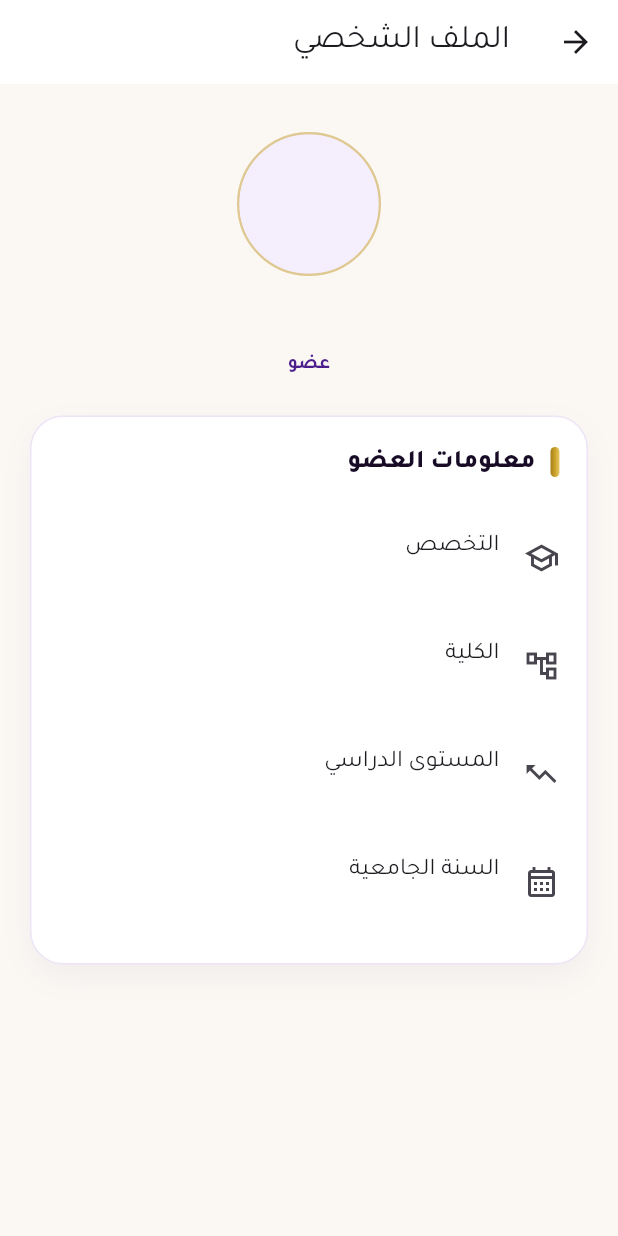
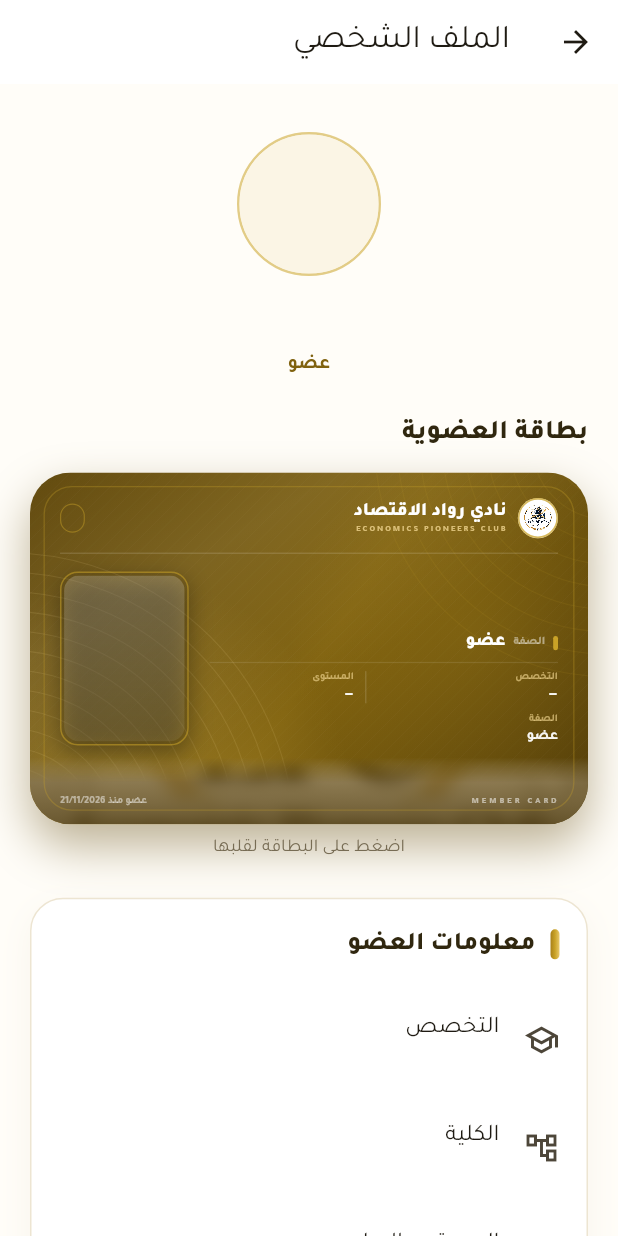
Before and after one commit to aitecomp/epc_app, a Flutter app: the ChatMemberProfile screen opened directly with empty values, on a phone screen of 412 x 824 dp. Run offline on Flutter 3.47's test engine with Material 3 defaults, Android fonts, the phone set to English and light mode, and no system bars; our stand-ins replace audioplayers, firebase_core, firebase_messaging, flutter_local_notifications, image_picker, qr_flutter and 3 more; missing offline and left inert: record; accounts and stored records are empty.

Commit message:
Apply gold and white identity and public member cards

```diff
--- a/lib/core/notifications.dart
+++ b/lib/core/notifications.dart
@@ -82,7 +82,7 @@ class Notifications {
           enableVibration: true,
           vibrationPattern: Int64List.fromList(const [0, 500, 220, 500]),
           styleInformation: const BigTextStyleInformation(''),
-          color: const Color(0xFF4B1E8C),
+          color: const Color(0xFF80620F),
           ticker: 'نادي رواد الاقتصاد',
         ),
         iOS: const DarwinNotificationDetails(
@@ -110,7 +110,7 @@ class Notifications {
       autoCancel: false,
       additionalFlags: Int32List.fromList(const [4]),
       actions: const [AndroidNotificationAction('stop_alarm', 'إيقاف المنبّه', cancelNotification: true)],
-      color: const Color(0xFF4B1E8C),
+      color: const Color(0xFF80620F),
     ),
     iOS: const DarwinNotificationDetails(presentAlert: true, presentSound: true),
   );
--- a/lib/core/theme.dart
+++ b/lib/core/theme.dart
@@ -3,21 +3,21 @@ import 'package:flutter/services.dart';
 
 /// ── هوية نادي رواد الاقتصاد ─────────────────────────────────────────────
 class AppColors {
-  static const ink = Color(0xFF170B26);
-  static const plum = Color(0xFF2A0A4E);
-  static const purple = Color(0xFF4B1E8C);
-  static const violet = Color(0xFF7B3FE4);
+  static const ink = Color(0xFF30270F);
+  static const plum = Color(0xFF73530B);
+  static const purple = Color(0xFF80620F);
+  static const violet = Color(0xFFA67D16);
   static const gold = Color(0xFFC9A227);
   static const goldSoft = Color(0xFFEBD08A);
-  static const cream = Color(0xFFFBF8F4);
-  static const muted = Color(0xFF6F6280);
-  static const line = Color(0xFFEDE4F7);
-  static const softViolet = Color(0xFFF4EEFD);
+  static const cream = Color(0xFFFFFDF8);
+  static const muted = Color(0xFF776C54);
+  static const line = Color(0xFFEDE5D2);
+  static const softViolet = Color(0xFFFBF5E5);
 
   static const headerGradient = LinearGradient(
     begin: Alignment.topRight,
     end: Alignment.bottomLeft,
-    colors: [Color(0xFF2A0A4E), Color(0xFF4B1E8C), Color(0xFF6D28D9)],
+    colors: [Color(0xFF73530B), Color(0xFF80620F), Color(0xFF8D6B10)],
   );
 
   static const goldGradient = LinearGradient(
--- a/lib/screens/chat_member_profile.dart
+++ b/lib/screens/chat_member_profile.dart
@@ -23,10 +23,18 @@ class ChatMemberProfile extends StatelessWidget {
         Text(member.role, textAlign: TextAlign.center,
             style: const TextStyle(fontSize: 13, color: AppColors.purple, fontWeight: FontWeight.w700)),
         const SizedBox(height: 24),
+        const Text('بطاقة العضوية', style: TextStyle(fontSize: 18, fontWeight: FontWeight.w800, color: AppColors.ink)),
+        const SizedBox(height: 12),
+        MemberCardFlip(member: member, publicView: true),
+        const SizedBox(height: 8),
+        const Text('اضغط على البطاقة لقلبها', textAlign: TextAlign.center, style: TextStyle(color: AppColors.muted, fontSize: 12)),
+        const SizedBox(height: 24),
         SectionCard(title: 'معلومات العضو', child: Column(children: [
           ListTile(contentPadding: EdgeInsets.zero, leading: const Icon(Icons.school_outlined), title: const Text('التخصص'), subtitle: Text(member.displaySpecialization)),
           ListTile(contentPadding: EdgeInsets.zero, leading: const Icon(Icons.account_tree_outlined), title: const Text('الكلية'), subtitle: Text(member.branch)),
           ListTile(contentPadding: EdgeInsets.zero, leading: const Icon(Icons.trending_up), title: const Text('المستوى الدراسي'), subtitle: Text(member.level)),
+          ListTile(contentPadding: EdgeInsets.zero, leading: const Icon(Icons.badge_outlined), title: const Text('الصفة'), subtitle: Text(member.role)),
+          ListTile(contentPadding: EdgeInsets.zero, leading: const Icon(Icons.calendar_today_outlined), title: const Text('تاريخ الانضمام'), subtitle: Text(member.joinedLabel)),
           ListTile(contentPadding: EdgeInsets.zero, leading: const Icon(Icons.calendar_month_outlined), title: const Text('السنة الجامعية'), subtitle: Text(member.year)),
         ])),
       ]),
--- a/lib/screens/chat_screen.dart
+++ b/lib/screens/chat_screen.dart
@@ -196,9 +196,9 @@ class _ChatScreenState extends State<ChatScreen> {
       constraints: BoxConstraints(maxWidth: maxBubble),
       padding: const EdgeInsets.fromLTRB(12, 9, 12, 8),
       decoration: BoxDecoration(
-        color: own ? const Color(0xFFF1EAFE) : Colors.white,
+        color: own ? const Color(0xFFFFF8E8) : Colors.white,
         borderRadius: BorderRadius.only(topLeft: const Radius.circular(18), topRight: const Radius.circular(18), bottomLeft: Radius.circular(own ? 6 : 18), bottomRight: Radius.circular(own ? 18 : 6)),
-        border: Border.all(color: own ? const Color(0xFFE6D9F7) : const Color(0xFFECE8EF)),
+        border: Border.all(color: own ? const Color(0xFFEADCB9) : const Color(0xFFF0EADB)),
       ),
       child: Column(crossAxisAlignment: CrossAxisAlignment.start, mainAxisSize: MainAxisSize.min, children: [
         if (!own) Padding(padding: const EdgeInsets.only(bottom: 3), child: Text(m['authorName'] as String? ?? 'عضو', style: const TextStyle(color: AppColors.purple, fontWeight: FontWeight.w700, fontSize: 11))),
@@ -300,7 +300,7 @@ class _VideoPreviewState extends State<_VideoPreview> {
   @override Widget build(BuildContext context) => SizedBox(width: 260, height: 160, child: InkWell(
     onTap: () => Navigator.push(context, MaterialPageRoute(builder: (_) => _VideoScreen(url: widget.url))),
     child: Stack(fit: StackFit.expand, alignment: Alignment.center, children: [
-      Container(color: const Color(0xFF221836)),
+      Container(color: const Color(0xFF403311)),
       FutureBuilder<void>(future: loading, builder: (context, snapshot) {
         if (snapshot.connectionState != ConnectionState.done || snapshot.hasError) return const SizedBox.shrink();
         return FittedBox(fit: BoxFit.cover, clipBehavior: Clip.hardEdge, child: SizedBox(width: video.value.size.width, height: video.value.size.height, child: VideoPlayer(video)));
--- a/lib/widgets/glass_nav.dart
+++ b/lib/widgets/glass_nav.dart
@@ -52,7 +52,7 @@ class GlassNavBar extends StatelessWidget {
             filter: ImageFilter.blur(sigmaX: 18, sigmaY: 18),
             child: Container(
               decoration: BoxDecoration(
-                color: (dark ? const Color(0xFF1B0A2E) : Colors.white)
+                color: (dark ? const Color(0xFF61490D) : Colors.white)
                     .withValues(alpha: dark ? 0.72 : 0.62),
                 borderRadius: BorderRadius.circular(28),
                 border: Border.all(
@@ -169,7 +169,7 @@ class _MessengerPainter extends CustomPainter {
     final bubble=Path()..moveTo(12,1)..cubicTo(5.7,1,1,5.6,1,11.4)..cubicTo(1,14.6,2.4,17.3,4.8,19.1)..lineTo(4.8,23)..lineTo(8.6,20.9)..cubicTo(9.7,21.2,10.8,21.4,12,21.4)..cubicTo(18.3,21.4,23,17,23,11.4)..cubicTo(23,5.6,18.3,1,12,1)..close();
     canvas.drawPath(bubble,Paint()..color=color);
     final bolt=Path()..moveTo(4.6,14.7)..lineTo(10.3,8.6)..lineTo(13.5,11.7)..lineTo(19.3,8.6)..lineTo(13.7,14.8)..lineTo(10.4,11.7)..close();
-    canvas.drawPath(bolt,Paint()..color=(color==Colors.white ? const Color(0xFF4B1E8C) : Colors.white));
+    canvas.drawPath(bolt,Paint()..color=(color==Colors.white ? const Color(0xFF80620F) : Colors.white));
     canvas.restore();
   }
   @override bool shouldRepaint(covariant _MessengerPainter oldDelegate) => oldDelegate.color != color;
--- a/lib/widgets/member_card.dart
+++ b/lib/widgets/member_card.dart
@@ -10,7 +10,7 @@ import '../core/theme.dart';
 
 // ══════════════════════════════════════════════════════════════════════════
 //  بطاقة عضوية نادي رواد الاقتصاد — تصميم مرسوم بالكامل
-//  ألوان: بنفسجي عميق + ذهبي · خطوط رفيعة · تدرّج ضوئي · شعار النادي
+//  ألوان: ذهبي + أبيض · خطوط رفيعة · تدرّج ضوئي · شعار النادي
 // ══════════════════════════════════════════════════════════════════════════
 
 const Color _kGold = Color(0xFFC9A227);
@@ -18,9 +18,9 @@ const Color _kGoldSoft = Color(0xFFEBD08A);
 
 /// نمط ألوان داخلي للبطاقة
 class _C {
-  static const deep = Color(0xFF1B0A2E);
-  static const mid = Color(0xFF3F1273);
-  static const dark = Color(0xFF120620);
+  static const deep = Color(0xFF61490D);
+  static const mid = Color(0xFF80620F);
+  static const dark = Color(0xFF523D09);
   static const gold = _kGold;
   static const goldSoft = _kGoldSoft;
 }
@@ -29,11 +29,13 @@ class _C {
 class MemberCardFlip extends StatefulWidget {
   final Member member;
   final bool initiallyFlipped;
+  final bool publicView;
 
   const MemberCardFlip({
     super.key,
     required this.member,
     this.initiallyFlipped = false,
+    this.publicView = false,
   });
 
   @override
@@ -91,7 +93,7 @@ class _MemberCardFlipState extends State<MemberCardFlip>
                 ..setEntry(3, 2, 0.0016)
                 ..scaleByDouble(depth, depth, 1, 1)
                 ..rotateY(angle),
-              child: showBack ? _Back(member: widget.member) : _Front(member: widget.member),
+              child: showBack ? _Back(member: widget.member, publicView: widget.publicView) : _Front(member: widget.member, publicView: widget.publicView),
             );
           },
         ),
@@ -115,7 +117,7 @@ class _CardShell extends StatelessWidget {
         borderRadius: BorderRadius.circular(radius),
         boxShadow: [
           BoxShadow(
-            color: const Color(0xFF1B0A2E).withValues(alpha: 0.42),
+            color: const Color(0xFF61490D).withValues(alpha: 0.42),
             blurRadius: 26,
             offset: const Offset(0, 14),
           ),
@@ -185,7 +187,7 @@ class _FrostedBand extends StatelessWidget {
       child: Stack(
         fit: StackFit.expand,
         children: [
-          // الصورة مغبشة + تلوين بنفسجي + تلاشي ناعم للأعلى
+          // الصورة مغبشة + تلوين ذهبي + تلاشي ناعم للأعلى
           ShaderMask(
             blendMode: BlendMode.dstIn,
             shaderCallback: (rect) => const LinearGradient(
@@ -215,7 +217,7 @@ class _FrostedBand extends StatelessWidget {
                     gradient: LinearGradient(
                       begin: Alignment.topCenter,
                       end: Alignment.bottomCenter,
-                      colors: [Color(0x992B0B4D), Color(0xCC150722)],
+                      colors: [Color(0x99735512), Color(0xCC503A08)],
                       stops: [0.0, 1.0],
                     ),
                   ),
@@ -257,12 +259,12 @@ class _DecorPainter extends CustomPainter {
       glow,
     );
 
-    // هالة بنفسجية فاتحة (يسار سفلي)
+    // هالة ذهبية فاتحة (يسار سفلي)
     final glow2 = Paint()
       ..shader = RadialGradient(
         colors: [
-          const Color(0xFF8B4BF0).withValues(alpha: 0.30),
-          const Color(0xFF8B4BF0).withValues(alpha: 0.0),
+          const Color(0xFFD8B957).withValues(alpha: 0.30),
+          const Color(0xFFD8B957).withValues(alpha: 0.0),
         ],
       ).createShader(
         Rect.fromCircle(
@@ -375,7 +377,8 @@ class _Rule extends StatelessWidget {
 // ══════════════════════════════════════════════════════════════════════════
 class _Front extends StatelessWidget {
   final Member member;
-  const _Front({required this.member});
+  final bool publicView;
+  const _Front({required this.member, required this.publicView});
 
   @override
   Widget build(BuildContext context) {
@@ -495,7 +498,7 @@ class _Front extends StatelessWidget {
                               ),
                               SizedBox(width: 5 * s),
                               Text(
-                                'رقم التسجيل',
+                                publicView ? 'الصفة' : 'رقم التسجيل',
                                 style: TextStyle(
                                   color: Colors.white.withValues(alpha: 0.48),
                                   fontSize: 7 * s,
@@ -504,7 +507,7 @@ class _Front extends StatelessWidget {
                               ),
                               SizedBox(width: 5 * s),
                               Text(
-                                member.regNumber,
+                                publicView ? member.role : member.regNumber,
                                 style: TextStyle(
                                   color: Colors.white,
                                   fontSize: 11.2 * s,
@@ -556,7 +559,7 @@ class _Front extends StatelessWidget {
                                   maxLines: 1,
                                 ),
                               ),
-                              if (member.phone.isNotEmpty) ...[
+                              if (!publicView && member.phone.isNotEmpty) ...[
                                 _VLine(s: s),
                                 Expanded(
                                   flex: 4,
@@ -764,7 +767,8 @@ class _Photo extends StatelessWidget {
 // ══════════════════════════════════════════════════════════════════════════
 class _Back extends StatelessWidget {
   final Member member;
-  const _Back({required this.member});
+  final bool publicView;
+  const _Back({required this.member, required this.publicView});
 
   @override
   Widget build(BuildContext context) {
@@ -823,11 +827,13 @@ class _Back extends StatelessWidget {
                               width: 0.9,
                             ),
                           ),
-                          child: QrBlock(member: member),
+                          child: publicView
+                              ? Icon(Icons.badge_outlined, color: _C.mid, size: qrSize * 0.5)
+                              : QrBlock(member: member),
                         ),
                         SizedBox(height: 4 * s),
                         Text(
-                          'امسح للتحقق',
+                          publicView ? 'بطاقة العضوية' : 'امسح للتحقق',
                           style: TextStyle(
                             color: Colors.white.withValues(alpha: 0.45),
                             fontSize: 5.6 * s,
@@ -854,7 +860,7 @@ class _Back extends StatelessWidget {
                           ),
                           SizedBox(height: 1.5 * s),
                           Text(
-                            member.regNumber,
+                            publicView ? member.role : member.regNumber,
                             style: TextStyle(
                               color: _C.goldSoft,
                               fontSize: 10 * s,
@@ -866,9 +872,9 @@ class _Back extends StatelessWidget {
                           _InfoLine(label: 'التخصص', value: member.displaySpecialization, s: s),
                           _InfoLine(label: 'المستوى', value: member.level, s: s),
                           _InfoLine(label: 'الصفة', value: member.role, s: s),
-                          if (member.phone.isNotEmpty)
+                          if (!publicView && member.phone.isNotEmpty)
                             _InfoLine(label: 'الهاتف', value: member.phone, s: s),
-                          if (member.email.isNotEmpty)
+                          if (!publicView && member.email.isNotEmpty)
                             _InfoLine(label: 'البريد', value: member.email, s: s),
                         ],
                       ),
@@ -890,7 +896,7 @@ class _Back extends StatelessWidget {
                 flex: 4,
                 child: SizedBox(
                   height: 12 * bs,
-                  child: CustomPaint(painter: _BarcodePainter(member.regNumber)),
+                  child: CustomPaint(painter: _BarcodePainter(publicView ? 'EPC' : member.regNumber)),
                 ),
               ),
               SizedBox(width: 12 * bs),
--- a/pubspec.yaml
+++ b/pubspec.yaml
@@ -1,7 +1,7 @@
 name: epc_app
 description: "EPC — نادي رواد الاقتصاد | Economics Pioneers Club"
 publish_to: 'none'
-version: 1.13.0+18
+version: 1.14.0+19
 
 environment:
   sdk: ^3.5.0
```
Also changed, not shown: 4 other files.
